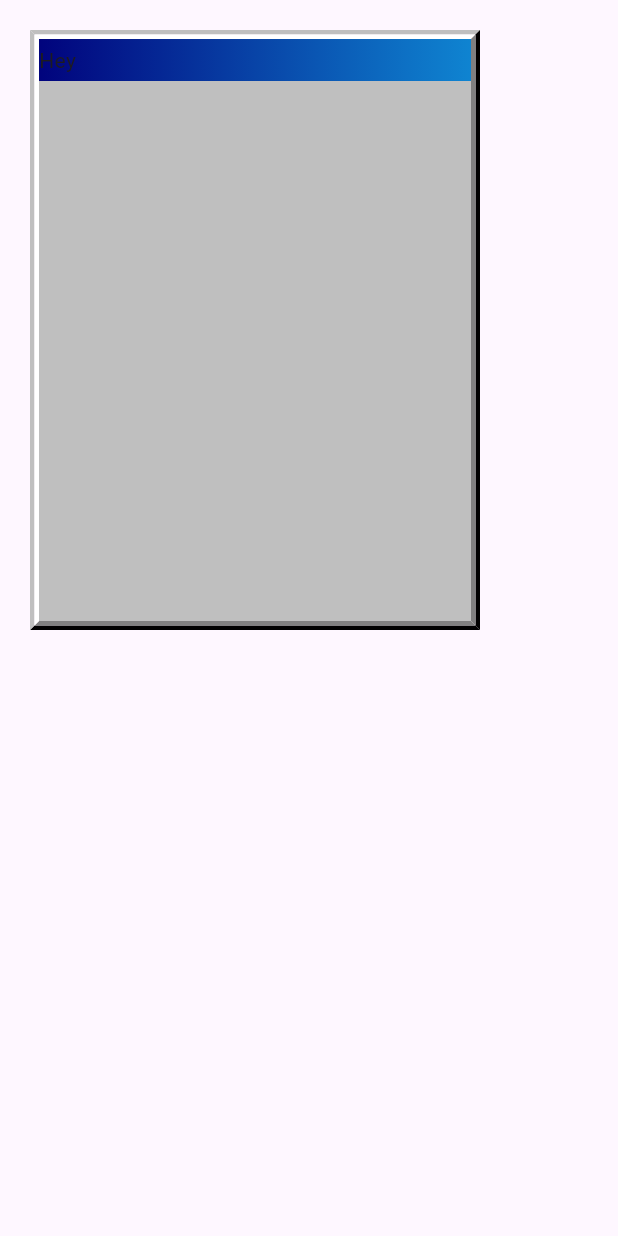
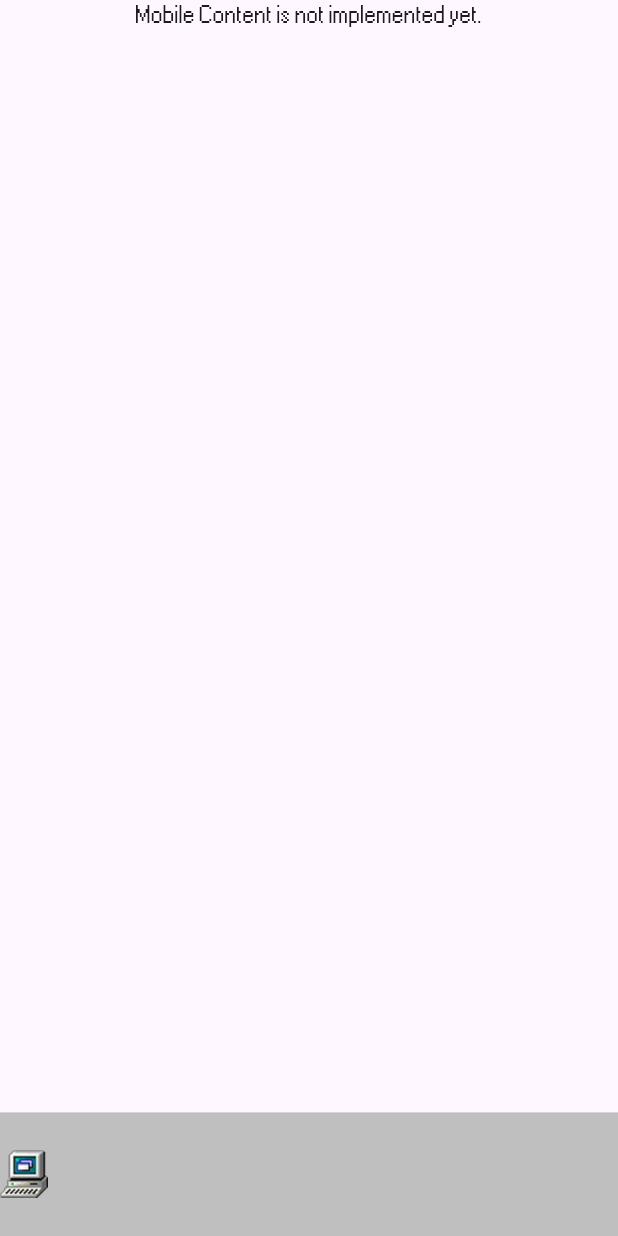
Before and after one commit to adultcode/Flutter-Windows98-Personal-website, a Flutter app: the screen it shows after launch, on a phone screen of 412 x 824 dp. Run offline on Flutter 3.47's test engine with Material 3 defaults, Android fonts, the phone set to English and light mode, and no system bars; our stand-ins replace flutter_svg, responsive_framework; project files that could hold a hidden picture were left out.

Commit message:
seprate mobile and desktop

```diff
--- /dev/null
+++ b/lib/core/constants/icon_size.dart
@@ -0,0 +1,7 @@
+class IconSize{
+
+  static const double small = 16.0;
+  static const double medium = 24.0;
+  static const double large = 32.0;
+  static const double extraLarge = 48.0;
+}
--- /dev/null
+++ b/lib/core/constants/margin_size.dart
@@ -0,0 +1,9 @@
+class MarginSize{
+  static const double xs = 4.0;
+  static const double sm = 8.0;
+  static const double md = 12.0;
+  static const double lg = 16.0;
+  static const double xl = 20.0;
+  static const double xxl = 24.0;
+  static const double xxxl = 32.0;
+}
--- /dev/null
+++ b/lib/design/widgets/content/content_widget.dart
@@ -0,0 +1,14 @@
+import 'package:flutter/material.dart';
+import 'package:hesam/design/widgets/content/desktop_content.dart';
+import 'package:hesam/design/widgets/content/mobile_content.dart';
+import 'package:responsive_framework/responsive_framework.dart';
+
+class ContentWidget extends StatelessWidget {
+  const ContentWidget({super.key});
+
+  @override
+  Widget build(BuildContext context) {
+    if(ResponsiveBreakpoints.of(context).isDesktop) return DesktopContent();
+    return MobileContent();
+  }
+}
--- /dev/null
+++ b/lib/design/widgets/content/mobile_content.dart
@@ -0,0 +1,12 @@
+import 'package:flutter/material.dart';
+
+class MobileContent extends StatelessWidget {
+  const MobileContent({super.key});
+
+  @override
+  Widget build(BuildContext context) {
+    return Container(
+      child: Text("Mobile Content is not implemented yet."),
+    );
+  }
+}
--- /dev/null
+++ b/lib/design/widgets/footer/desktop_footer.dart
@@ -0,0 +1,24 @@
+import 'package:flutter/material.dart';
+import 'package:hesam/core/constants/margin_size.dart';
+
+import '../../../core/constants/icon_size.dart';
+import '../../app_color.dart';
+
+class DesktopFooter extends StatelessWidget {
+  const DesktopFooter({super.key});
+
+  @override
+  Widget build(BuildContext context) {
+    return Container(
+      width: double.infinity,
+      padding: EdgeInsets.symmetric(vertical: MarginSize.xs),
+      color: lightGrey,
+      child: Row(
+        children: [
+          Image.asset("assets/icon/computer.png",width: IconSize.large,height: IconSize.large,),
+
+        ],
+      ),
+    );
+  }
+}
--- a/lib/design/widgets/windows_box.dart
+++ b/lib/design/widgets/windows_box.dart
@@ -4,7 +4,9 @@ import '../app_color.dart';
 import 'gradient_header.dart';
 
 class WindowsBox extends StatelessWidget {
-  const WindowsBox({super.key});
+
+  final String title;
+  const WindowsBox({required this.title});
 
   @override
   Widget build(BuildContext context) {
@@ -56,7 +58,7 @@ class WindowsBox extends StatelessWidget {
           color: lightGrey,
           child: Column(
             children: [
-              GradientHeader(),
+              GradientHeader(title: title,),
               Expanded(child: Container())
             ],
           ),
--- a/lib/main.dart
+++ b/lib/main.dart
@@ -1,6 +1,9 @@
 import 'package:flutter/material.dart';
-
+import 'package:flutter_svg/flutter_svg.dart';
+import 'package:hesam/design/widgets/footer/desktop_footer.dart';
+import 'design/widgets/content/content_widget.dart';
 import 'design/widgets/windows_box.dart';
+import 'package:responsive_framework/responsive_framework.dart';
 
 void main() {
   runApp(const MyApp());
@@ -14,7 +17,18 @@ class MyApp extends StatelessWidget {
   Widget build(BuildContext context) {
     return MaterialApp(
       title: 'Flutter Demo',
-
+      theme: ThemeData(
+        fontFamily: 'ms_sans'
+      ),
+      builder: (context, child) => ResponsiveBreakpoints.builder(
+        child: child!,
+        breakpoints: [
+          const Breakpoint(start: 0, end: 450, name: MOBILE),
+          const Breakpoint(start: 451, end: 800, name: TABLET),
+          const Breakpoint(start: 801, end: 1920, name: DESKTOP),
+          const Breakpoint(start: 1921, end: double.infinity, name: '4K'),
+        ],
+      ),
       home: const HomePage(),
     );
   }
@@ -34,8 +48,9 @@ class _HomePageState extends State<HomePage> {
     return Scaffold(
       body: Column(
         children: [
-         Padding(padding: EdgeInsets.all(20),
-         child:  WindowsBox(),)
+          Expanded(flex: 9,child: ContentWidget(),),
+
+          Expanded(flex: 1,child: DesktopFooter())
         ],
       )
     );
```
Also changed, not shown: lib/design/widgets/content/desktop_content.dart (added, +29 -0 lines), lib/design/widgets/gradient_header.dart (+27 -3 lines), pubspec.yaml (+7 -0 lines), assets/font/ms_sans.ttf (added), assets/font/ms_sans_bold.ttf (added), assets/icon/Cross.png (added), assets/icon/computer.png (added), assets/icon/computer.svg (added), assets/icon/cross2.svg (added), assets/icon/maximize.png (added), assets/icon/minimize.png (added).
